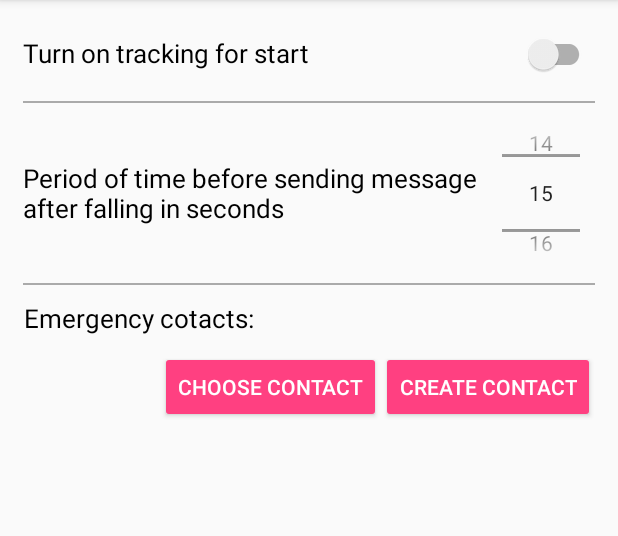
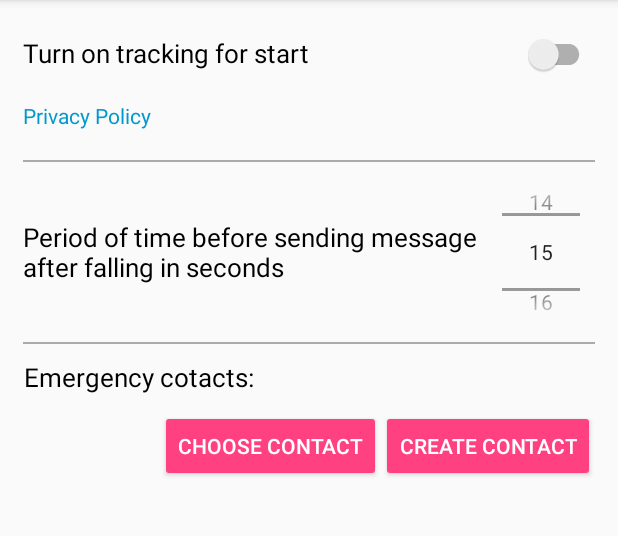
Before and after one commit to dmayboroda/friendinneed, an Android app: the screen it shows after launch (SettingsActivity), on a phone screen of 412 x 824 dp, the part 84-620 px from its top. Run offline under Robolectric (Android 15) with nearby library versions, the phone set to English and light mode, and no system bars; our stand-ins replace Dagger/Hilt's generated code, Timber; libraries missing offline, so code that uses them is left out: com.androidplot, com.androidplot.util, com.androidplot.xy, com.facebook.stetho; 1 statement that could not run was skipped.

Commit message:
added privacy policy

```diff
--- a/app/src/main/java/com/friendinneed/ua/friendinneed/SettingsActivity.java
+++ b/app/src/main/java/com/friendinneed/ua/friendinneed/SettingsActivity.java
@@ -25,6 +25,7 @@ import android.support.v4.app.ActivityCompat;
 import android.support.v7.app.AlertDialog;
 import android.support.v7.app.AppCompatActivity;
 import android.support.v7.widget.SwitchCompat;
+import android.text.method.LinkMovementMethod;
 import android.view.View;
 import android.widget.AdapterView;
 import android.widget.Button;
@@ -217,6 +218,20 @@ public class SettingsActivity extends AppCompatActivity {
           });
       //initDebugTools();
     }
+
+    setupPrivacyPolicy();
+  }
+
+  private void setupPrivacyPolicy() {
+    TextView txt = findViewById(R.id.privacy_policy_text);
+    txt.setMovementMethod(LinkMovementMethod.getInstance());
+    txt.setOnClickListener(new View.OnClickListener() {
+      public void onClick(View v) {
+        Intent browserIntent = new Intent(Intent.ACTION_VIEW);
+        browserIntent.setData(Uri.parse(getString(R.string.privacy_policy_url)));
+        startActivity(browserIntent);
+      }
+    });
   }
 
   private void initDebugTools() {
--- a/app/src/main/res/layout/settings_activity.xml
+++ b/app/src/main/res/layout/settings_activity.xml
@@ -56,6 +56,15 @@
             android:id="@+id/labeling_switch"/>
 
     </LinearLayout>
+
+    <TextView
+        android:layout_width="match_parent"
+        android:layout_height="wrap_content"
+        android:text="@string/privacy_policy_label"
+        android:textColor="@android:color/holo_blue_dark"
+        android:id="@+id/privacy_policy_text"
+        android:layout_marginTop="10dp"
+        android:layout_marginBottom="10dp"/>
 
     <View
         android:layout_width="match_parent"
--- a/app/src/main/res/values/strings.xml
+++ b/app/src/main/res/values/strings.xml
@@ -36,5 +36,7 @@
   <string name="gps_enable_title">GPS Disabled</string>
   <string name="enable_gps_label">Enable GPS</string>
   <string name="sad_text_for_no_gps_option">You will not be able to call for help without GPS enabled…</string>
+    <string name="privacy_policy_label">Privacy Policy</string>
+  <string name="privacy_policy_url">https://docs.google.com/document/d/1uc8rIw4AzpCDDqCQcGvoiPTHAGhGMsjLJyAkIAR4_Qk/edit?usp=sharing</string>
 
 </resources>
--- a/build.gradle
+++ b/build.gradle
@@ -6,7 +6,7 @@ buildscript {
         google()
     }
     dependencies {
-        classpath 'com.android.tools.build:gradle:3.0.1'
+        classpath 'com.android.tools.build:gradle:3.1.3'
 
         // NOTE: Do not place your application dependencies here; they belong
         // in the individual module build.gradle files
```
Also changed, not shown: gradle/wrapper/gradle-wrapper.properties, 1 other file.
